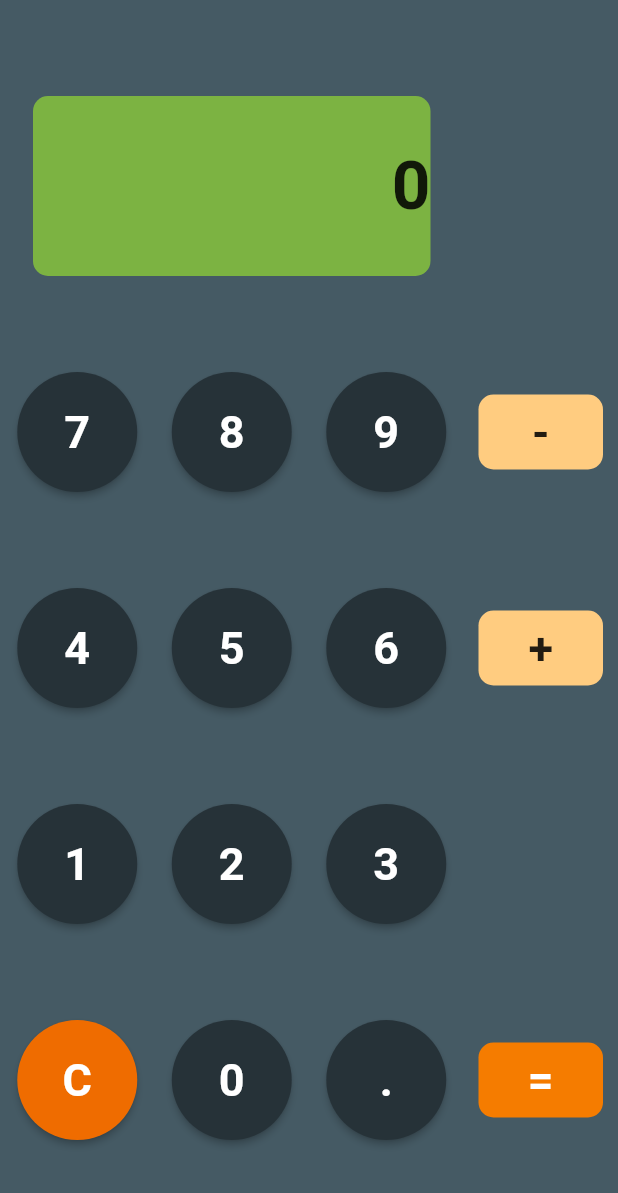
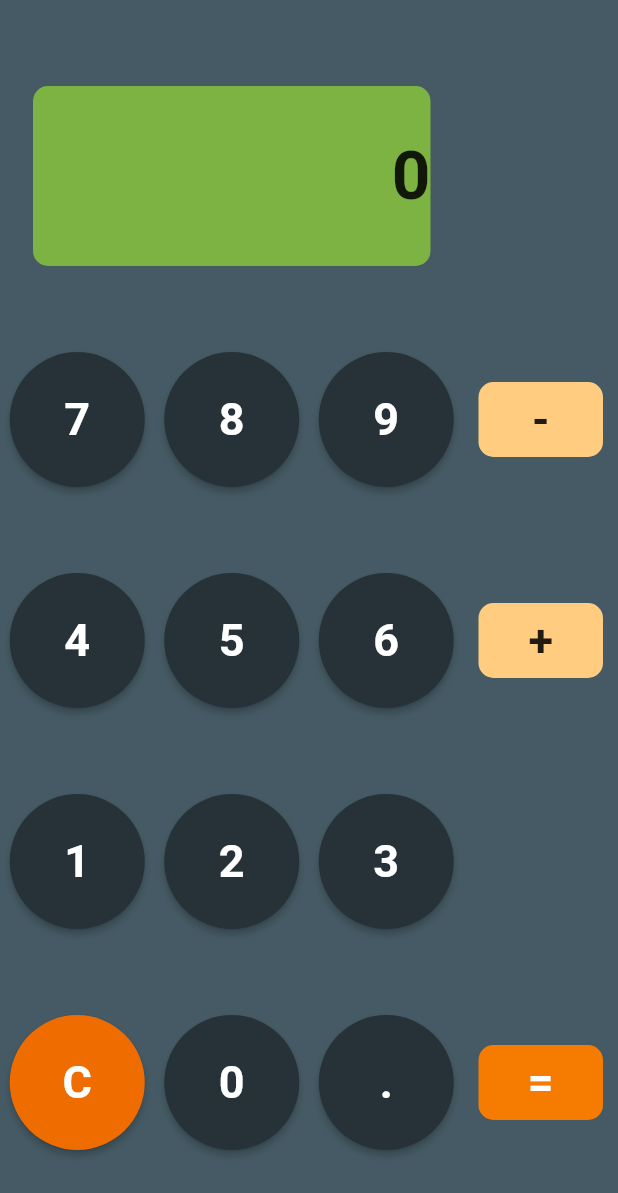
Before and after one commit to nothros/calculaattori_lut, a Flutter app: the screen it shows after launch, on a phone screen of 412 x 824 dp. Shown: the top 1193 px of the screen. Run offline on Flutter 3.47's test engine with Material 2 defaults, Android fonts, the phone set to English and light mode, and no system bars.

```diff
--- a/calculator/lib/main.dart
+++ b/calculator/lib/main.dart
@@ -77,7 +77,7 @@ class _MyHomePageState extends State<MyHomePage> {
         onPressed: () => buttonPressed(buttonText),
         style: ElevatedButton.styleFrom(
           primary: Colors.orange[800],
-           minimumSize: const Size(80, 80),
+           minimumSize: const Size(90, 90),
             shape: const CircleBorder(),
             textStyle:
                 const TextStyle(
@@ -95,7 +95,7 @@ class _MyHomePageState extends State<MyHomePage> {
             onPressed: () => buttonPressed(buttonText),
             style: ElevatedButton.styleFrom(
               primary: Colors.blueGrey[900],
-              minimumSize: const Size(80, 80),
+              minimumSize: const Size(90, 90),
               shape: const CircleBorder(),
               textStyle:
                 const TextStyle(color: Color.fromARGB(255, 255, 224, 178),
```
